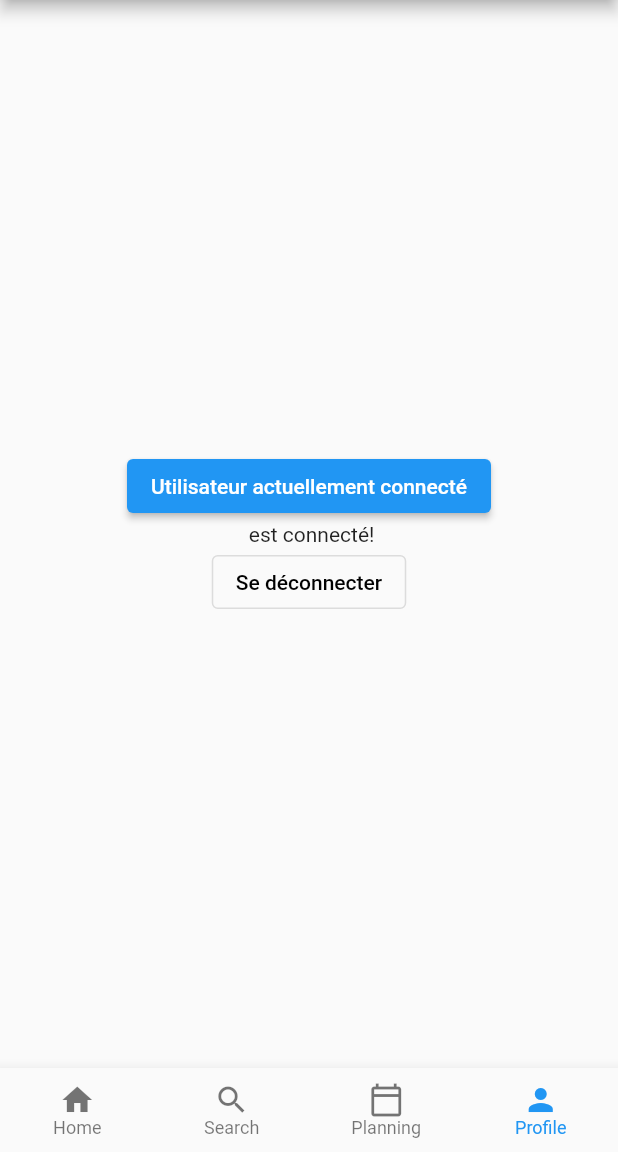
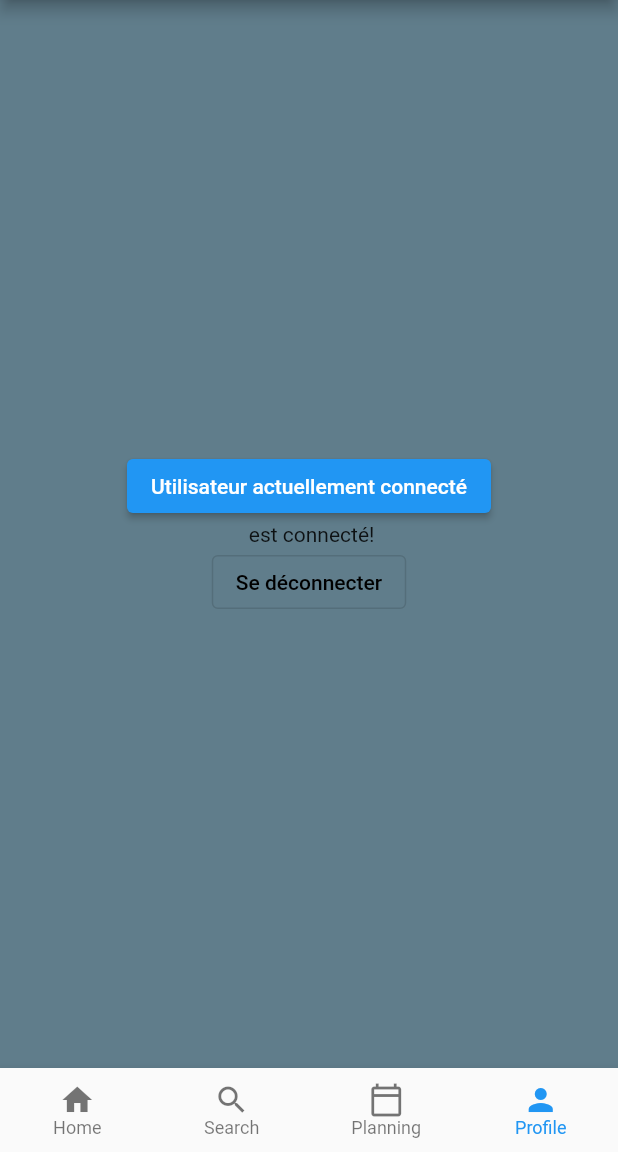
Before and after one commit to Nicoflt/swim-plan, a Flutter app: the Menu screen opened directly, item 4 of the bottom bar chosen, on a phone screen of 412 x 824 dp, the part 84-1236 px from its top. Run offline on Flutter 3.47's test engine with Material 2 defaults, Android fonts, the phone set to English and light mode, and no system bars; our stand-ins replace cloud_firestore, firebase_auth, firebase_core, flutter_spinkit, google_sign_in; accounts and stored records are empty; project files that could hold a hidden picture were left out.

Commit message:
commit sur 'master'

```diff
--- a/lib/main.dart
+++ b/lib/main.dart
@@ -16,7 +16,7 @@ class MyApp extends StatelessWidget {
     return MaterialApp(
       debugShowCheckedModeBanner: false,
       title: 'Swim Plan',
-      home: Menu(),
+      home: Wrapper(),
     );
   }
 }
--- a/lib/pages/pages - accueil/profile.dart
+++ b/lib/pages/pages - accueil/profile.dart
@@ -16,6 +16,7 @@ class _ProfileState extends State<Profile> {
   @override
   Widget build(BuildContext context) {
     return Container(
+      color: Colors.blueGrey,
       width: double.infinity,
       child: Column(
         mainAxisAlignment: MainAxisAlignment.center,
@@ -23,7 +24,7 @@ class _ProfileState extends State<Profile> {
           ElevatedButton(
               onPressed: () {},
               child: Text("Utilisateur actuellement connecté")),
-          Text(" est connecté!"),
+          Text(userName + " est connecté!"),
           OutlinedButton(
             child:
                 Text("Se déconnecter", style: TextStyle(color: Colors.black)),
```
